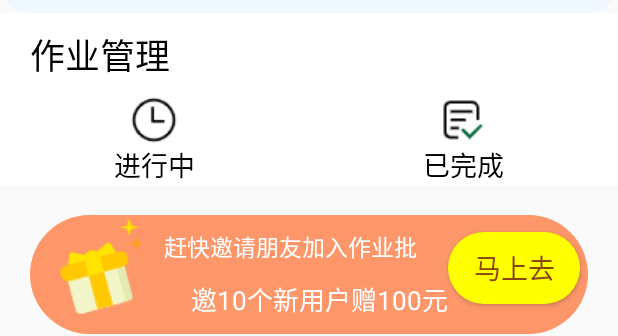
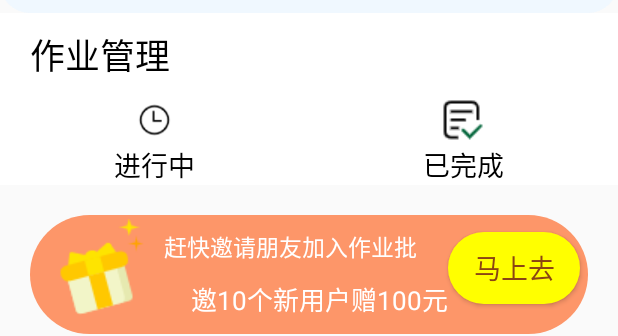
Before and after one commit to LiHongchao1999/bigwork-android-teacher, an Android app: the layout fragment_my.xml on its own in the app's theme, with its tools: preview values and no code run, on a phone screen of 412 x 824 dp. Shown: the part 251-587 px from the top of the screen. Run offline under Robolectric (Android 15) with nearby library versions, the phone set to English and light mode, and no system bars.

Commit message:
提交编辑图片代码

```diff
--- a/app/src/main/java/com/example/homeworkcorrectteacher/CorrectingHomeworkDetailActivity.java
+++ b/app/src/main/java/com/example/homeworkcorrectteacher/CorrectingHomeworkDetailActivity.java
@@ -43,12 +43,13 @@ public class CorrectingHomeworkDetailActivity extends AppCompatActivity {
     private MyListView numberListView;
     private MyListView beforeCorrectedListView;
     private MyListView afterCorrectedListView;
+    private Homework homework;
     @Override
     protected void onCreate(Bundle savedInstanceState) {
         super.onCreate(savedInstanceState);
         setContentView(R.layout.activity_correcting_homework_detail);
         Intent intent = getIntent();
-        Homework homework = (Homework)intent.getSerializableExtra("correctingHomework");
+        homework = (Homework)intent.getSerializableExtra("correctingHomework");
         ordinaryImages = homework.getHomework_image();
         ImageAdapter imageAdapter = new ImageAdapter(this,ordinaryImages,R.layout.show_image_item_layout);
 
--- a/app/src/main/res/layout/fragment_my.xml
+++ b/app/src/main/res/layout/fragment_my.xml
@@ -126,7 +126,7 @@
                         android:orientation="vertical">
 
                         <ImageView
-                            android:layout_width="wrap_content"
+                            android:layout_width="22dp"
                             android:layout_height="wrap_content"
                             android:src="@drawable/clock" />
 
```
